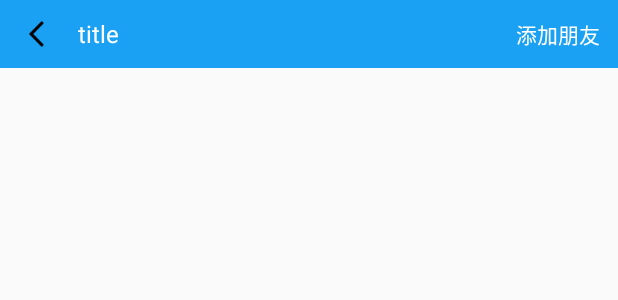
After one commit to zhuzilyy/shine, an Android app: the layout lay_x_titleview.xml on its own in the app's theme, with its tools: preview values and no code run, on a phone screen of 412 x 824 dp. The commit adds this screen. Shown: the top 300 px of the screen. Run offline under Robolectric (Android 15) with nearby library versions, the phone set to English and light mode, and no system bars; Roboto replaces fonts that are not available here.

Commit message:
辛振宇2018.3.31  高考头条布局

```diff
--- a/app/src/main/AndroidManifest.xml
+++ b/app/src/main/AndroidManifest.xml
@@ -31,6 +31,11 @@
             android:name=".ui.college.CollegeActivity"
             android:screenOrientation="portrait"
             />
+        <!--高考头条-->
+        <activity
+            android:name=".ui.gaokao_news.activity.GaoKaoNewsActivity"
+            android:screenOrientation="portrait"
+            />
         <activity
             android:screenOrientation="portrait"
             android:name=".ui.account.activity.RegisterActivity">
--- a/app/src/main/res/layout/head_view.xml
+++ b/app/src/main/res/layout/head_view.xml
@@ -7,6 +7,7 @@
     android:gravity="center">
     <!--蓝色部分-->
     <LinearLayout
+
         android:id="@+id/main_sectionOne"
         android:layout_width="match_parent"
         android:layout_height="wrap_content"
@@ -630,6 +631,7 @@
             android:src="@mipmap/right_arrow" />
 
         <TextView
+            android:id="@+id/gaokao_tv"
             android:layout_width="wrap_content"
             android:layout_height="match_parent"
             android:layout_toLeftOf="@+id/flag4"
--- /dev/null
+++ b/app/src/main/res/layout/lay_x_titleview.xml
@@ -0,0 +1,77 @@
+<?xml version="1.0" encoding="utf-8"?>
+<LinearLayout xmlns:android="http://schemas.android.com/apk/res/android"
+    android:orientation="vertical" android:layout_width="match_parent"
+    android:layout_height="wrap_content">
+
+    <RelativeLayout
+        android:id="@+id/x_title_re"
+        android:layout_width="match_parent"
+        android:layout_height="45dp"
+        android:background="@color/main_blue"
+        android:layout_alignParentTop="true"
+        android:layout_alignParentLeft="true"
+        android:layout_alignParentStart="true"
+        android:paddingLeft="12dp">
+
+        <ImageView
+            android:id="@+id/x_title_ivback"
+
+            android:layout_width="30dp"
+            android:layout_height="match_parent"
+            android:layout_alignParentLeft="true"
+            android:layout_centerVertical="true"
+
+            android:paddingBottom="5dp"
+            android:paddingRight="5dp"
+            android:paddingTop="5dp"
+            android:scaleType="centerInside"
+            android:src="@mipmap/back" />
+
+        <View
+            android:id="@+id/x_title_line"
+            android:layout_width="1dp"
+            android:layout_height="match_parent"
+            android:layout_marginBottom="8dp"
+            android:layout_marginTop="8dp"
+            android:visibility="gone"
+            android:layout_marginLeft="10dp"
+            android:layout_toRightOf="@id/x_title_ivback"
+            android:background="#14191A" />
+
+        <TextView
+            android:id="@+id/x_title_tv_left"
+            android:layout_width="wrap_content"
+            android:layout_height="wrap_content"
+            android:layout_centerVertical="true"
+            android:layout_marginLeft="10dp"
+            android:layout_toRightOf="@id/x_title_line"
+            android:text="title"
+            android:textColor="#ffffff"
+            android:textSize="16sp" />
+        <TextView
+            android:id="@+id/x_title_tv_right"
+            android:visibility="visible"
+            android:layout_alignParentRight="true"
+            android:layout_width="wrap_content"
+            android:layout_height="wrap_content"
+            android:layout_centerVertical="true"
+            android:text="添加朋友"
+            android:layout_marginRight="12dp"
+            android:textColor="#ffffff"
+            android:textSize="14sp" />
+        <ImageView
+            android:id="@+id/x_title_ivRight"
+            android:layout_width="25dp"
+            android:layout_height="25dp"
+            android:layout_alignParentRight="true"
+            android:layout_centerVertical="true"
+            android:layout_marginRight="15dp"
+            android:src="@mipmap/right_arrow"
+            android:visibility="gone"
+            />
+
+
+    </RelativeLayout>
+
+
+</LinearLayout>
```
Also changed, not shown: app/src/main/java/com/qianyi/shine/fragment/HomeFragment.java (+22 -7 lines), app/src/main/java/com/qianyi/shine/ui/gaokao_news/activity/GaoKaoNewsActivity.java (added, +206 -0 lines), app/src/main/java/com/qianyi/shine/ui/gaokao_news/adapter/GaokaoAdapter.java (added, +24 -0 lines), app/src/main/java/com/qianyi/shine/ui/gaokao_news/view/XTitleView.java (added, +181 -0 lines), app/src/main/res/layout/activity_gaokaonews.xml (added, +32 -0 lines), app/src/main/res/layout/layout_gaokao_item.xml (added, +85 -0 lines), app/src/main/res/values/attrs.xml (+43 -0 lines).
